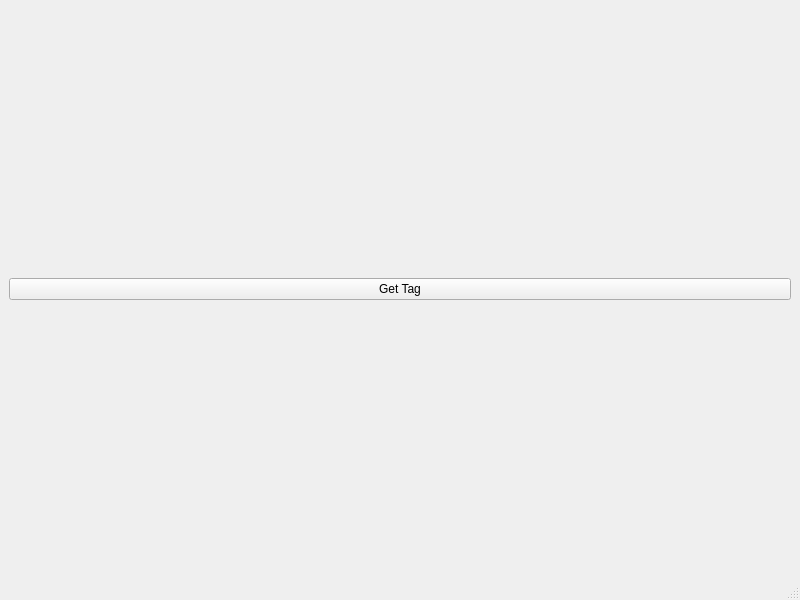
Qt form mainwindow.ui (ArkadiuszStanislawLega/Flashcards_Qt) before a commit.
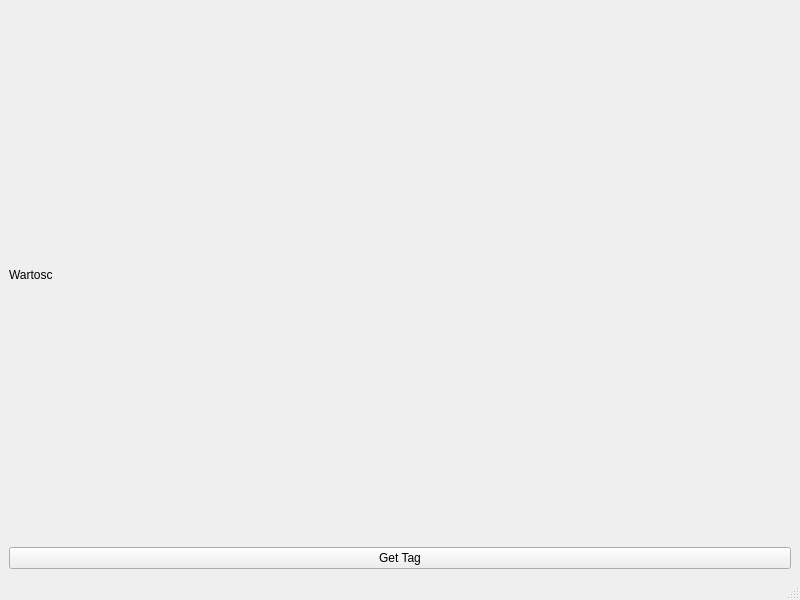
The same form after that commit.

```diff
--- a/mainwindow.ui
+++ b/mainwindow.ui
@@ -15,6 +15,13 @@
   </property>
   <widget class="QWidget" name="centralwidget">
    <layout class="QVBoxLayout" name="verticalLayout">
+    <item alignment="Qt::AlignLeft|Qt::AlignVCenter">
+     <widget class="QLabel" name="l_output">
+      <property name="text">
+       <string>Wartosc</string>
+      </property>
+     </widget>
+    </item>
     <item>
      <widget class="QPushButton" name="b_get_tag">
       <property name="text">
```
